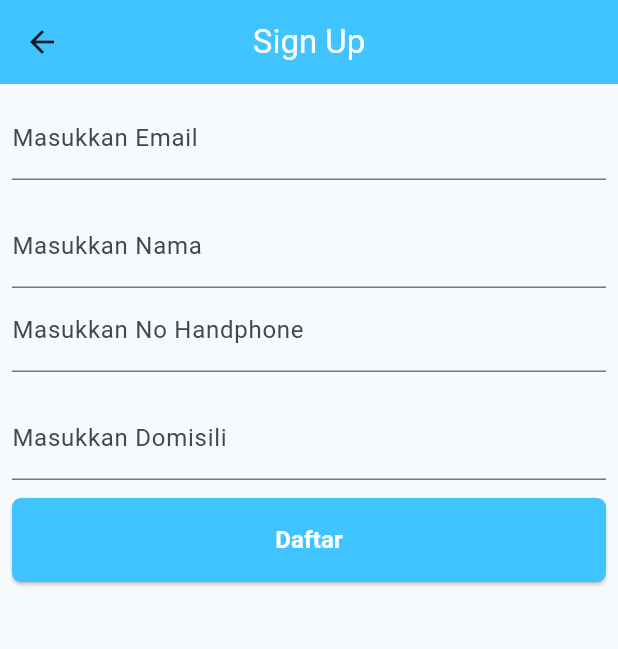
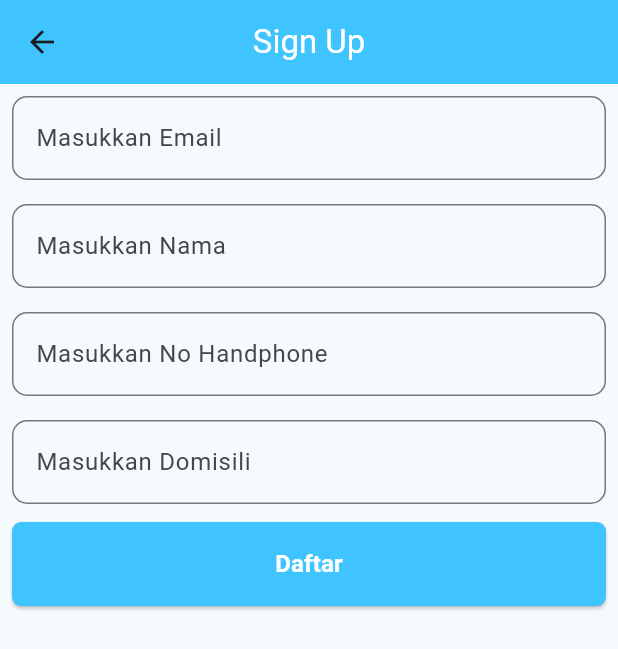
Before and after one commit to AnwarSeptian/ppkd_anwar, a Flutter app: the Tugas14 screen opened directly, on a phone screen of 412 x 824 dp. Shown: the top 649 px of the screen. Run offline on Flutter 3.47's test engine with Material 3 defaults, Android fonts, the phone set to English and light mode, and no system bars.

Commit message:
Tugas 10 Done

```diff
--- a/lib/meet_14/model.dart
+++ b/lib/meet_14/model.dart
@@ -3,7 +3,7 @@ class ProductName {
   final String namaProduk;
   final String hargaProduk;
   String fotoProduk;
-  String? fotoDiskon;
+  bool? fotoDiskon;
   ProductName({
     required this.namaProduk,
     required this.hargaProduk,
--- a/lib/meet_14/tugas_14.dart
+++ b/lib/meet_14/tugas_14.dart
@@ -1,7 +1,5 @@
 import 'package:flutter/material.dart';
-import 'package:flutter/widgets.dart';
 import 'package:ppkd_anwar/meet_14/halaman_sukses.dart';
-import 'package:ppkd_anwar/meet_6/tugas_6.dart';
 import 'package:ppkd_anwar/utils/button.dart';
 
 class Tugas14 extends StatefulWidget {
@@ -35,7 +33,12 @@ class _Tugas14State extends State<Tugas14> {
               crossAxisAlignment: CrossAxisAlignment.start,
               children: [
                 TextFormField(
-                  decoration: InputDecoration(labelText: "Masukkan Email"),
+                  decoration: InputDecoration(
+                    labelText: "Masukkan Email",
+                    border: OutlineInputBorder(
+                      borderRadius: BorderRadius.circular(10),
+                    ),
+                  ),
                   controller: _emailController,
                   validator: (value) {
                     if (value == null || value.isEmpty) {
@@ -49,7 +52,12 @@ class _Tugas14State extends State<Tugas14> {
                 SizedBox(height: 16),
                 TextFormField(
                   controller: _namaController,
-                  decoration: InputDecoration(labelText: "Masukkan Nama"),
+                  decoration: InputDecoration(
+                    labelText: "Masukkan Nama",
+                    border: OutlineInputBorder(
+                      borderRadius: BorderRadius.circular(10),
+                    ),
+                  ),
                   validator: (value) {
                     if (value == null || value.isEmpty) {
                       return "nama anda wajib di isi";
@@ -57,15 +65,25 @@ class _Tugas14State extends State<Tugas14> {
                     return null;
                   },
                 ),
+                SizedBox(height: 16),
+
                 TextFormField(
                   decoration: InputDecoration(
                     labelText: "Masukkan No Handphone",
+                    border: OutlineInputBorder(
+                      borderRadius: BorderRadius.circular(10),
+                    ),
                   ),
                   controller: _nohpController,
                 ),
                 SizedBox(height: 16),
                 TextFormField(
-                  decoration: InputDecoration(labelText: "Masukkan Domisili"),
+                  decoration: InputDecoration(
+                    labelText: "Masukkan Domisili",
+                    border: OutlineInputBorder(
+                      borderRadius: BorderRadius.circular(10),
+                    ),
+                  ),
                   controller: _domisiliController,
                   validator: (value) {
                     if (value == null || value.isEmpty) {
@@ -102,15 +120,10 @@ class _Tugas14State extends State<Tugas14> {
             mainAxisSize: MainAxisSize.min,
             crossAxisAlignment: CrossAxisAlignment.start,
             children: [
-              Text(
-                "Terima Kasih, ${_namaController.text} dari ${_domisiliController.text}, telah mendaftar.",
-              ),
               SizedBox(height: 24),
               Text("Akun kamu berhasil di buat,"),
               // SizedBox(height: 8),
-              Text(
-                "Silahkan Login menggunakan email : ${_emailController.text}",
-              ),
+              Text("Klik Lanjut "),
               SizedBox(height: 24),
             ],
           ),
@@ -119,10 +132,17 @@ class _Tugas14State extends State<Tugas14> {
               onPressed: () {
                 Navigator.push(
                   context,
-                  MaterialPageRoute(builder: (context) => TugasEnam()),
+                  MaterialPageRoute(
+                    builder:
+                        (context) => HalamanSukses(
+                          email: _emailController.text,
+                          domisili: _domisiliController.text,
+                          nama: _namaController.text,
+                        ),
+                  ),
                 );
               },
-              child: Text("Login"),
+              child: Text("Lanjut"),
             ),
           ],
         );
```
Also changed, not shown: lib/meet_14/halaman_sukses.dart (+74 -9 lines), lib/meet_14/pakaian_pria.dart (+16 -12 lines).
